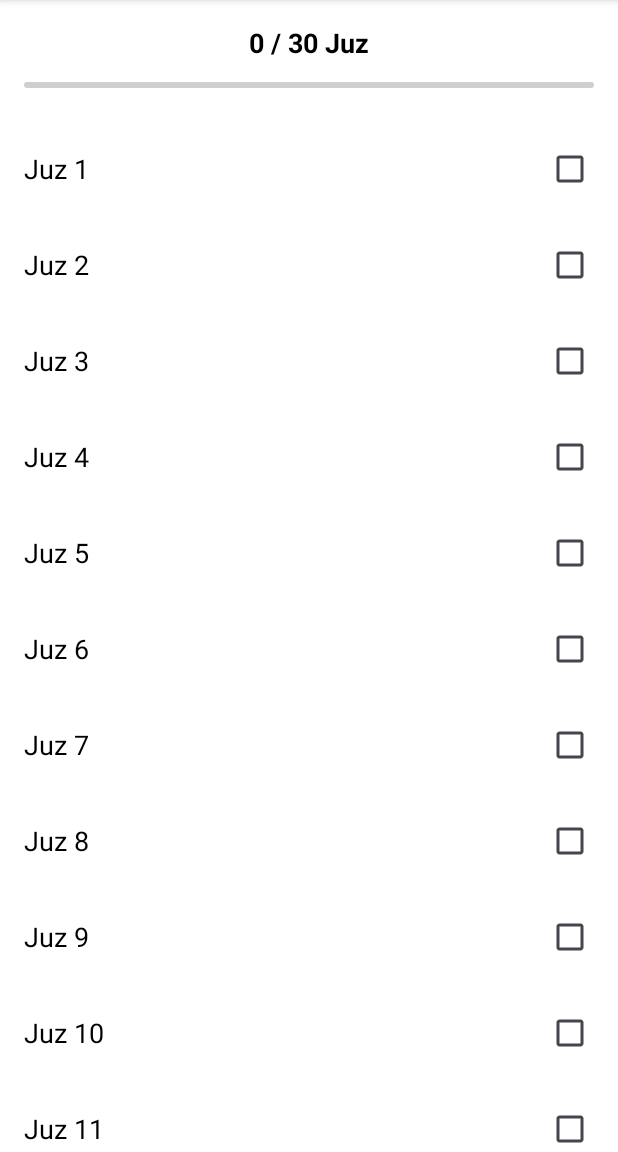
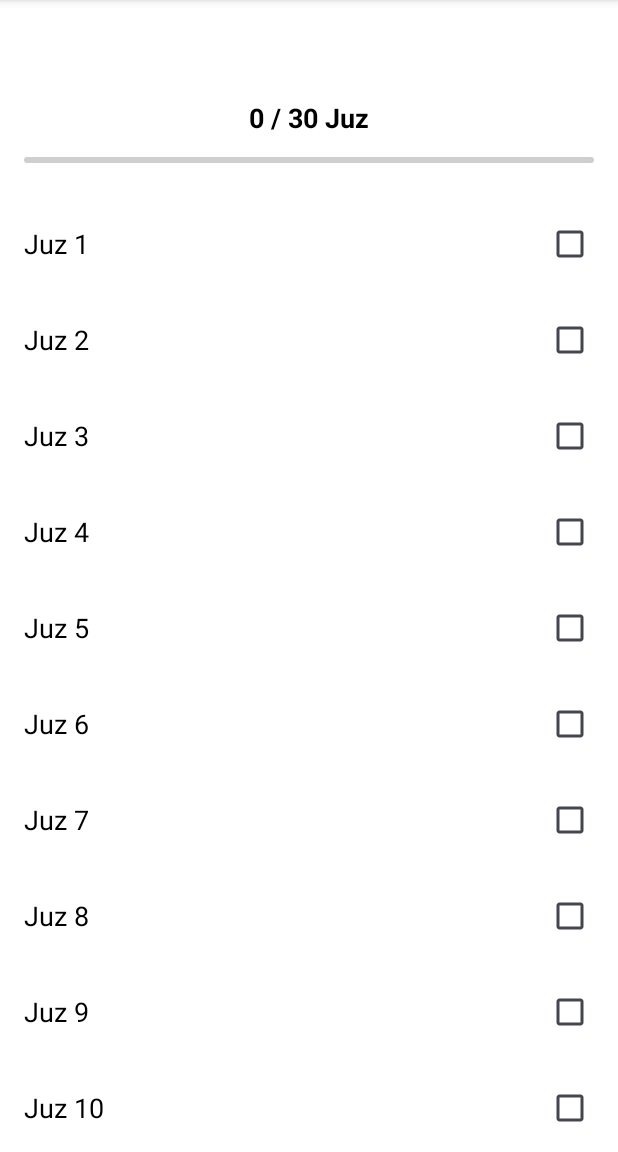
Before and after one commit to Dafwa/ramadhan-app, an Android app: the fragment KhatamFragment shown on its own in the app's theme, on a phone screen of 412 x 824 dp, the part 84-1236 px from its top. Run offline under Robolectric (Android 15) with nearby library versions, the light colour scheme and no system bars; 1 statement that could not run was skipped.

Commit message:
Memperbaiki progress bar khatam

```diff
--- a/app/src/main/res/layout/fragment_khatam.xml
+++ b/app/src/main/res/layout/fragment_khatam.xml
@@ -14,7 +14,8 @@
         android:layout_width="match_parent"
         android:layout_height="wrap_content"
         android:orientation="vertical"
-        android:padding="16dp">
+        android:padding="16dp"
+        android:layout_marginTop="50dp">
 
         <TextView
             android:id="@+id/textProgress"
```
